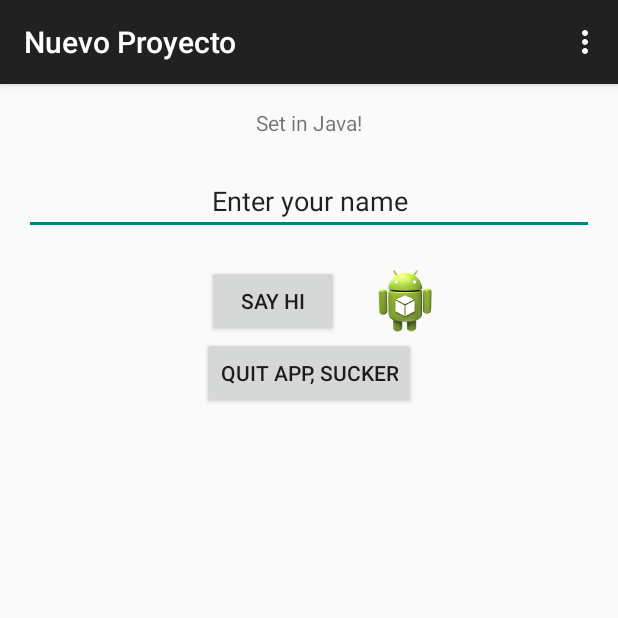
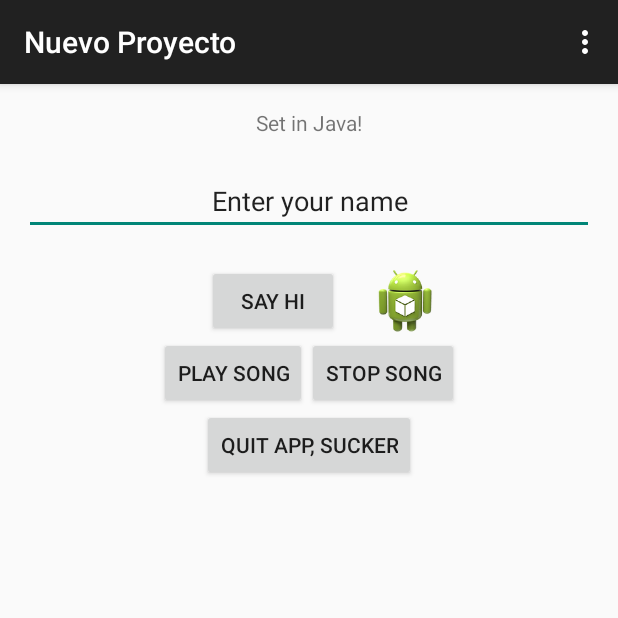
Before and after one commit to morbiuz/AndroidApp, an Android app: the screen it shows after launch (MainActivity), on a phone screen of 412 x 824 dp, the top half of it. Run offline under Robolectric (Android 15) with nearby library versions, the phone set to English and light mode, and no system bars.

Commit message:
Added media player, not stable

```diff
--- a/Nuevo Proyecto/src/main/java/com/app/nuevoproyecto/nuevoproyecto/MainActivity.java
+++ b/Nuevo Proyecto/src/main/java/com/app/nuevoproyecto/nuevoproyecto/MainActivity.java
@@ -4,6 +4,7 @@ import android.app.AlertDialog;
 import android.app.Dialog;
 import android.app.DialogFragment;
 // import android.app.FragmentManager;
+import android.media.MediaPlayer;
 import android.support.v4.app.FragmentManager;
 import android.content.DialogInterface;
 import android.support.v7.app.ActionBarActivity;
@@ -20,8 +21,9 @@ import android.widget.TextView;
 public class MainActivity extends ActionBarActivity implements View.OnClickListener {
 
     TextView mainTextView;
-    Button mainButton, quitButton;
+    Button mainButton, quitButton, playButton, stopButton;
     EditText mainEditText;
+    MediaPlayer mediaPlayer;
 
     @Override
     protected void onCreate(Bundle savedInstanceState) {
@@ -43,9 +45,20 @@ public class MainActivity extends ActionBarActivity implements View.OnClickListe
         mainEditText = (EditText) findViewById(R.id.main_edittext);
         mainEditText.setOnClickListener(this);
 
-        // 4. Create the quit button
+        // 4. Add listener to the quit button
         quitButton = (Button) findViewById(R.id.quit_button);
         quitButton.setOnClickListener(this);
+
+        // 5. Add listeners to the play and stop buttons
+        playButton = (Button) findViewById(R.id.play_button);
+        playButton.setOnClickListener(this);
+
+        stopButton = (Button) findViewById(R.id.stop_button);
+        stopButton.setOnClickListener(this);
+
+        // 6. Prepare media player
+        // 'this' is the context, in this case the class MainActivity
+        MediaPlayer mediaPlayer = MediaPlayer.create(this, R.raw.song);
     }
 
 
@@ -85,5 +98,11 @@ public class MainActivity extends ActionBarActivity implements View.OnClickListe
             QuitDialogFragment quitDialogFragment = new QuitDialogFragment();
             quitDialogFragment.show(fragmentManager, "tagAlerta");
         }
+        else if(view == playButton) {
+            mediaPlayer.start(); // no need to call prepare(); create() does that for you
+        }
+        else if(view == stopButton) {
+            mediaPlayer.pause();
+        }
     }
 }
--- a/Nuevo Proyecto/src/main/res/layout/activity_main.xml
+++ b/Nuevo Proyecto/src/main/res/layout/activity_main.xml
@@ -24,7 +24,7 @@
             android:layout_width="fill_parent"
             android:layout_height="wrap_content"
             android:inputType="textPersonName"
-            android:text="Enter your name"
+            android:text="@string/enter_name"
             android:ems="10"
             android:id="@+id/main_edittext"
             android:layout_below="@+id/main_textview"
@@ -60,15 +60,34 @@
             <!-- Closing tag for the horizontal nested layout -->
         </LinearLayout>
 
+        <LinearLayout
+            android:orientation="horizontal"
+            android:layout_width="fill_parent"
+            android:layout_height="wrap_content"
+            android:gravity="center_horizontal">
+
+            <Button
+                android:layout_width="wrap_content"
+                android:layout_height="wrap_content"
+                android:text="@string/play_song"
+                android:id="@+id/play_button" />
+
+            <Button
+                android:layout_width="wrap_content"
+                android:layout_height="wrap_content"
+                android:text="@string/stop_song"
+                android:id="@+id/stop_button" />
+        </LinearLayout>
+
         <Button
             android:layout_width="wrap_content"
             android:layout_height="wrap_content"
             android:text="@string/quit_text"
             android:id="@+id/quit_button"
-            android:layout_centerVertical="true"
+            android:layout_alignParentBottom="true"
             android:layout_centerHorizontal="true"
-            android:layout_alignParentEnd="false"
-            android:layout_alignParentStart="false" />
+            android:layout_gravity="center_horizontal" />
+
     </LinearLayout>
 
     <!-- This nested layout contains views of its own -->
--- a/Nuevo Proyecto/src/main/res/values-w820dp/strings.xml
+++ b/Nuevo Proyecto/src/main/res/values-w820dp/strings.xml
@@ -1,8 +1,15 @@
 <?xml version="1.0" encoding="utf-8"?>
 <resources>
+    <string name="app_name">Nuevo Proyecto</string>
+    <string name="hello_world">Hello world!</string>
+    <string name="action_settings">Settings</string>
+    <string name="button">Say hi</string>
     <string name="quit_text">Quit App, Sucker</string>
     <string name="dialog_quit_button">Do you want to quit the app?</string>
     <string name="quit">Quit App</string>
     <string name="cancel">Cancel</string>
     <string name="quitAppDialogStr">Quit App?</string>
+    <string name="play_song">Play song</string>
+    <string name="stop_song">Stop Song</string>
+    <string name="enter_name">Enter your name</string>
 </resources>
--- a/Nuevo Proyecto/src/main/res/values/strings.xml
+++ b/Nuevo Proyecto/src/main/res/values/strings.xml
@@ -10,5 +10,8 @@
     <string name="quit">Quit App</string>
     <string name="cancel">Cancel</string>
     <string name="quitAppDialogStr">Quit App?</string>
+    <string name="play_song">Play song</string>
+    <string name="stop_song">Stop Song</string>
+    <string name="enter_name">Enter your name</string>
 
 </resources>
```
Also changed, not shown: 2 other files.
